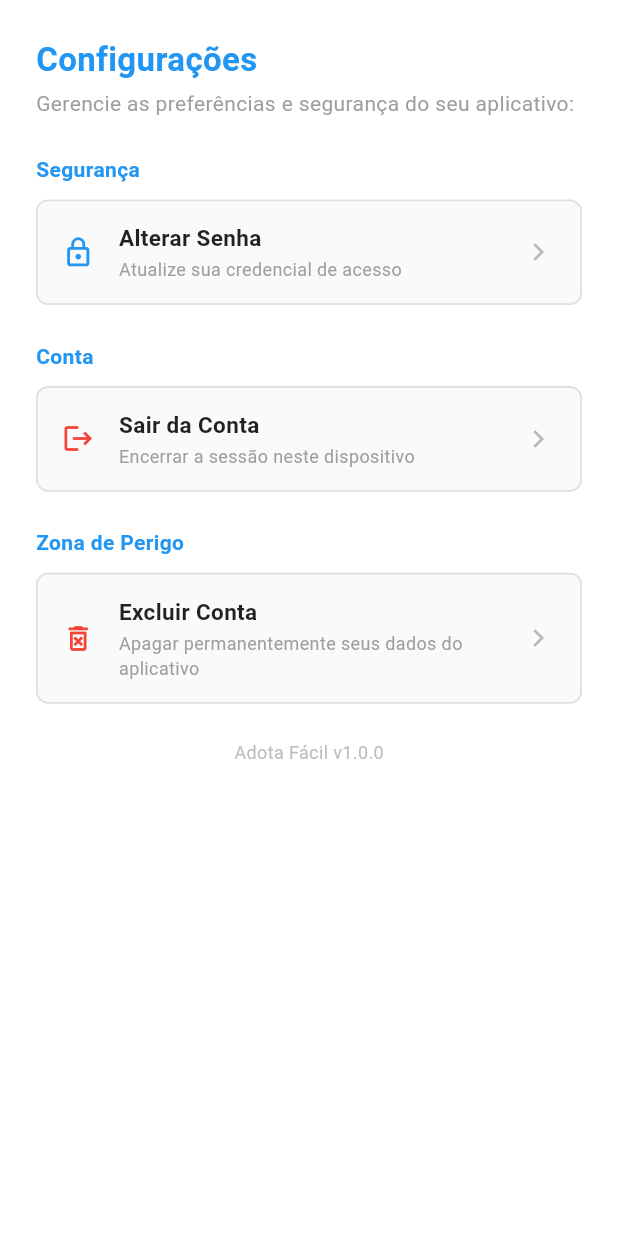
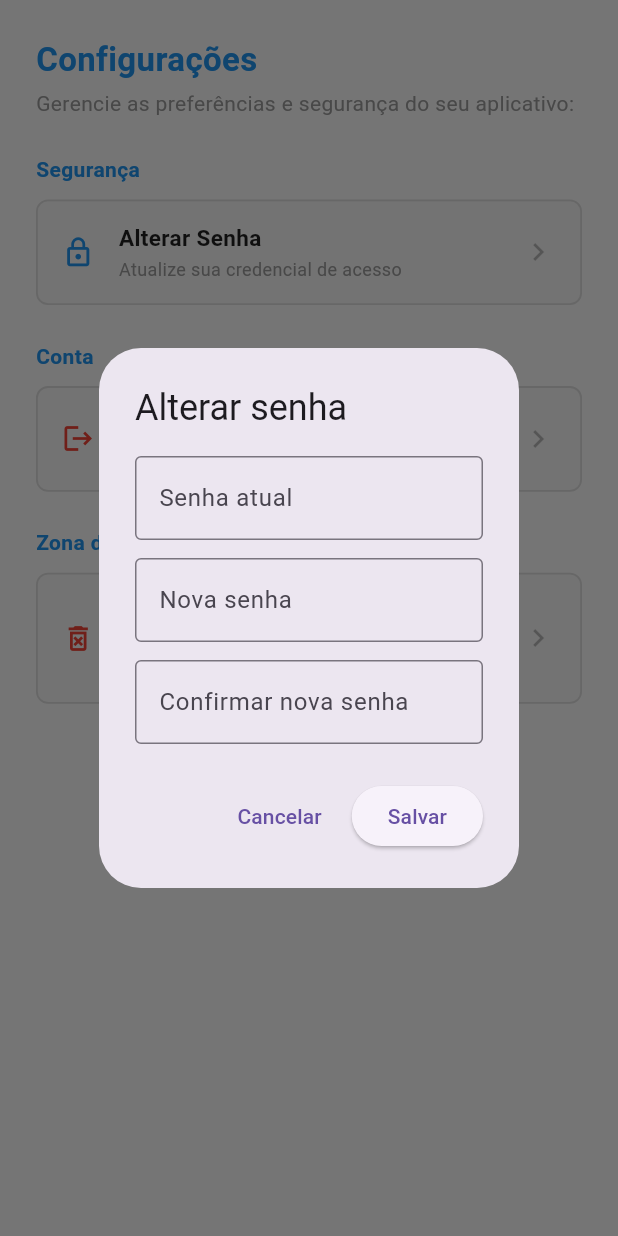
Before and after one commit to Adota-facil/adota, a Flutter app: the ConfigView screen opened directly, after a tap on "Alterar Senha", on a phone screen of 412 x 824 dp. Run offline on Flutter 3.47's test engine with Material 3 defaults, Android fonts, the light colour scheme and no system bars; our stand-ins replace carousel_slider, cloud_firestore, firebase_analytics, firebase_auth, firebase_core, firebase_storage and 4 more; missing offline and left inert: crop_your_image; accounts and stored records are empty.

Commit message:
comit excluir conta funcionando com senha

```diff
--- a/lib/view/pages/config_view.dart
+++ b/lib/view/pages/config_view.dart
@@ -122,6 +122,105 @@ class _ConfigViewState extends State<ConfigView> {
     );
   }
 
+  Future<void> _alterarSenha(BuildContext context) async {
+    final senhaAtualController = TextEditingController();
+    final novaSenhaController = TextEditingController();
+    final confirmarSenhaController = TextEditingController();
+
+    final dados = await showDialog<(String, String)?>(
+      context: context,
+      builder: (dialogContext) => AlertDialog(
+        title: const Text('Alterar senha'),
+        content: SingleChildScrollView(
+          child: Column(
+            mainAxisSize: MainAxisSize.min,
+            children: [
+              TextField(
+                controller: senhaAtualController,
+                obscureText: true,
+                decoration: const InputDecoration(
+                  labelText: 'Senha atual',
+                  border: OutlineInputBorder(),
+                ),
+              ),
+              const SizedBox(height: 12),
+              TextField(
+                controller: novaSenhaController,
+                obscureText: true,
+                decoration: const InputDecoration(
+                  labelText: 'Nova senha',
+                  border: OutlineInputBorder(),
+                ),
+              ),
+              const SizedBox(height: 12),
+              TextField(
+                controller: confirmarSenhaController,
+                obscureText: true,
+                decoration: const InputDecoration(
+                  labelText: 'Confirmar nova senha',
+                  border: OutlineInputBorder(),
+                ),
+              ),
+            ],
+          ),
+        ),
+        actions: [
+          TextButton(
+            onPressed: () => Navigator.of(dialogContext).pop(),
+            child: const Text('Cancelar'),
+          ),
+          ElevatedButton(
+            onPressed: () {
+              final senhaAtual = senhaAtualController.text.trim();
+              final novaSenha = novaSenhaController.text;
+
+              if (senhaAtual.isEmpty || novaSenha.length < 6) {
+                ScaffoldMessenger.of(context).showSnackBar(
+                  const SnackBar(
+                    content: Text('A nova senha deve ter pelo menos 6 caracteres.'),
+                  ),
+                );
+                return;
+              }
+              if (novaSenha != confirmarSenhaController.text) {
+                ScaffoldMessenger.of(context).showSnackBar(
+                  const SnackBar(content: Text('As senhas não coincidem.')),
+                );
+                return;
+              }
+
+              Navigator.of(dialogContext).pop((senhaAtual, novaSenha));
+            },
+            child: const Text('Salvar'),
+          ),
+        ],
+      ),
+    );
+
+    senhaAtualController.dispose();
+    novaSenhaController.dispose();
+    confirmarSenhaController.dispose();
+
+    if (dados == null || !context.mounted) return;
+
+    final authController = context.read<AuthController>();
+    final sucesso = await authController.alterarSenha(
+      senhaAtual: dados.$1,
+      novaSenha: dados.$2,
+    );
+    if (!context.mounted) return;
+
+    ScaffoldMessenger.of(context).showSnackBar(
+      SnackBar(
+        content: Text(
+          sucesso
+              ? 'Senha alterada com sucesso.'
+              : (authController.erro ?? 'Não foi possível alterar a senha.'),
+        ),
+      ),
+    );
+  }
+
   Future<void> _confirmarSaida(BuildContext context) async {
     final confirmou = await showDialog<bool>(
       context: context,
@@ -151,13 +250,60 @@ class _ConfigViewState extends State<ConfigView> {
   }
 
   Future<void> _confirmarExclusao(BuildContext context) async {
+    final senhaController = TextEditingController();
+    final senha = await showDialog<String>(
+      context: context,
+      builder: (dialogContext) => AlertDialog(
+        title: const Text('Excluir conta'),
+        content: Column(
+          mainAxisSize: MainAxisSize.min,
+          children: [
+            const Text(
+              'Essa ação é permanente e não pode ser desfeita. Informe sua '
+              'senha para continuar.',
+            ),
+            const SizedBox(height: 16),
+            TextField(
+              controller: senhaController,
+              obscureText: true,
+              decoration: const InputDecoration(
+                labelText: 'Senha atual',
+                border: OutlineInputBorder(),
+              ),
+            ),
+          ],
+        ),
+        actions: [
+          TextButton(
+            onPressed: () => Navigator.of(dialogContext).pop(),
+            child: const Text('Cancelar'),
+          ),
+          TextButton(
+            onPressed: () {
+              if (senhaController.text.isEmpty) {
+                ScaffoldMessenger.of(context).showSnackBar(
+                  const SnackBar(content: Text('Informe sua senha.')),
+                );
+                return;
+              }
+              Navigator.of(dialogContext).pop(senhaController.text);
+            },
+            child: const Text('Excluir', style: TextStyle(color: Colors.red)),
+          ),
+        ],
+      ),
+    );
+    senhaController.dispose();
+
+    if (senha == null || !context.mounted) return;
+
     final confirmou = await showDialog<bool>(
       context: context,
       builder: (dialogContext) => AlertDialog(
-        title: const Text('Excluir conta'),
+        title: const Text('Confirmar exclusão'),
         content: const Text(
-          'Essa ação é permanente e não pode ser desfeita. Seus dados de '
-          'perfil serão apagados. Deseja continuar?',
+          'Tem certeza que deseja excluir permanentemente sua conta e seus '
+          'dados?',
         ),
         actions: [
           TextButton(
@@ -166,7 +312,7 @@ class _ConfigViewState extends State<ConfigView> {
           ),
           TextButton(
             onPressed: () => Navigator.of(dialogContext).pop(true),
-            child: const Text('Excluir', style: TextStyle(color: Colors.red)),
+            child: const Text('Sim, excluir', style: TextStyle(color: Colors.red)),
           ),
         ],
       ),
@@ -175,7 +321,7 @@ class _ConfigViewState extends State<ConfigView> {
     if (confirmou != true || !context.mounted) return;
 
     final authController = context.read<AuthController>();
-    final sucesso = await authController.excluirConta();
+    final sucesso = await authController.excluirConta(senha: senha);
     if (!context.mounted) return;
 
     ScaffoldMessenger.of(context).showSnackBar(
@@ -221,7 +367,7 @@ class _ConfigViewState extends State<ConfigView> {
                   icone: Icons.lock_outline,
                   titulo: 'Alterar Senha',
                   subtitulo: 'Atualize sua credencial de acesso',
-                  onTap: () {},
+                  onTap: () => _alterarSenha(context),
                 ),
               ],
             ),
```
Also changed, not shown: lib/controllers/auth_controller.dart (+22 -2 lines), lib/models/repositories/auth_repository.dart (+37 -3 lines).
